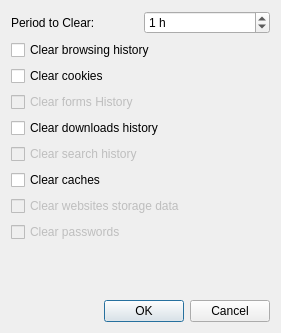
This is src/ui/ClearHistoryDialog.ui in OtterBrowser/otter-browser as Qt 5 draws it before an edit. The edited form follows.
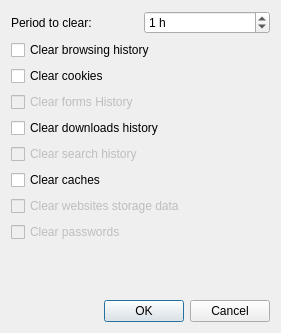
This is the edited form.

Commit message: Cleanup case in severeal labels

```diff
--- a/src/ui/ClearHistoryDialog.ui
+++ b/src/ui/ClearHistoryDialog.ui
@@ -32,7 +32,7 @@
       <item>
        <widget class="QLabel" name="periodLabel">
         <property name="text">
-         <string>Period to Clear:</string>
+         <string>Period to clear:</string>
         </property>
        </widget>
       </item>
```
The commit also changes 4 other files.
